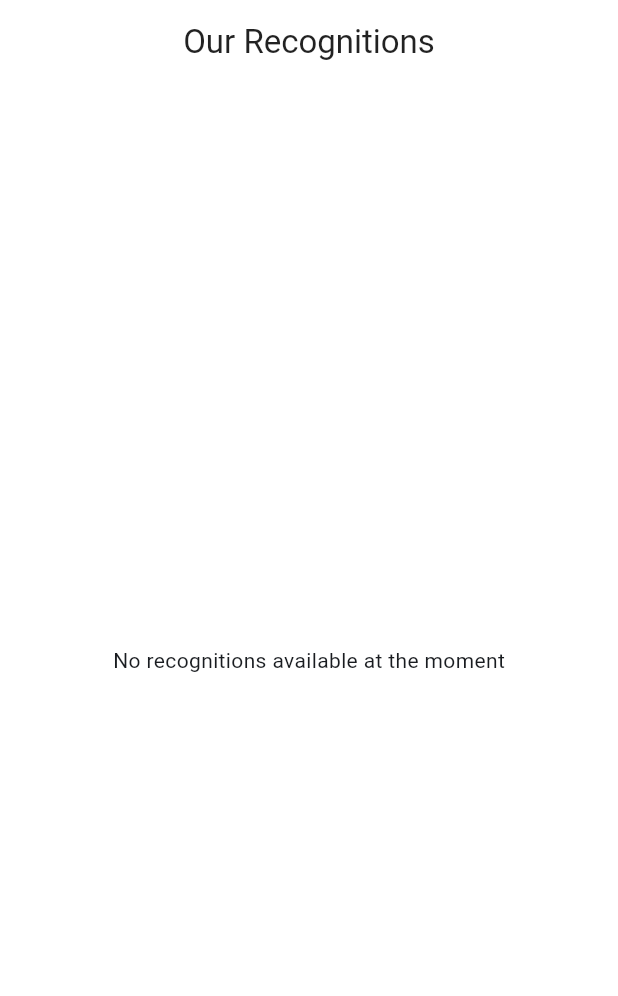
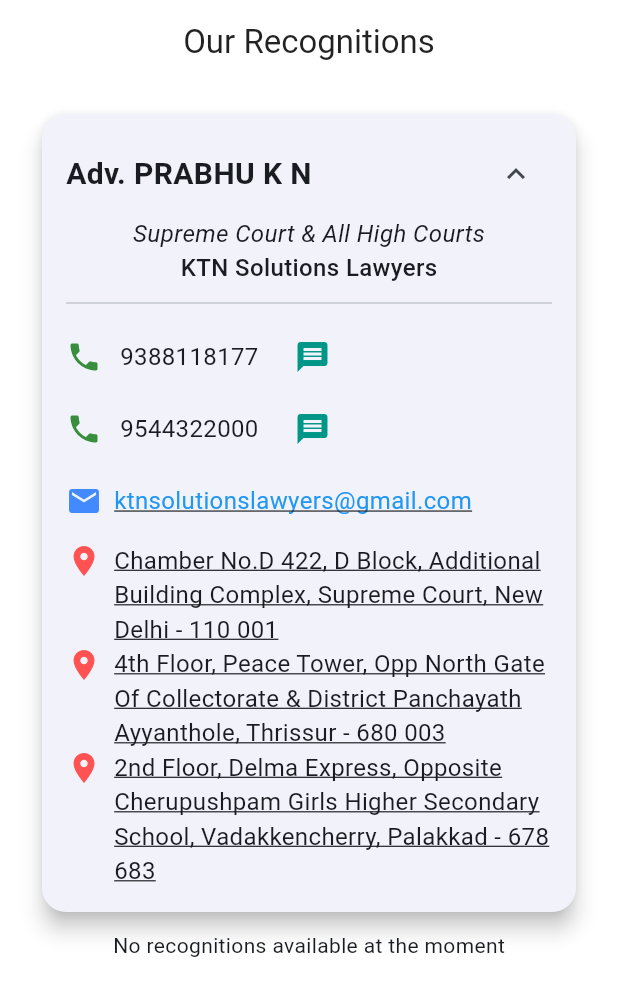
Before and after one commit to 528224/ktnsolutions, a Flutter app: the WebRecognitionsScreen screen opened directly, on a phone screen of 412 x 824 dp. Shown: the top 996 px of the screen. Run offline on Flutter 3.47's test engine with Material 3 defaults, Android fonts, the phone set to English and light mode, and no system bars; our stand-ins replace cloud_firestore, firebase_auth, firebase_core, firebase_storage, get, image_picker and 2 more; accounts and stored records are empty.

```diff
--- a/lib/screens/recognitions/web_recognitions_screen.dart
+++ b/lib/screens/recognitions/web_recognitions_screen.dart
@@ -4,6 +4,7 @@
 import 'package:url_launcher/url_launcher_string.dart';
 
 import '../../rich_text_with_multiple_color.dart';
+import '../../widgets/user_profile.dart';
 
 class WebRecognitionsScreen extends StatelessWidget {
   final RecognitionService _recognitionService = RecognitionService();
@@ -25,7 +26,22 @@
         body: Container(
           color: Colors.white,
           padding: const EdgeInsets.symmetric(horizontal: 16.0, vertical: 8.0),
-          child: FutureBuilder<List<Recognition>>(
+          child:
+          ListView(
+            children: [
+                AdvocateProfile(
+                  name: "Adv. PRABHU K N",
+                  designation: "Supreme Court & All High Courts",
+                  firmName: "KTN Solutions Lawyers",
+                  email: "ktnsolutionslawyers@gmail.com",
+                  phoneNumbers: ["9388118177", "9544322000"],
+                  offices: [
+                    "Chamber No.D 422, D Block, Additional Building Complex, Supreme Court, New Delhi - 110 001",
+                    "4th Floor, Peace Tower, Opp North Gate Of Collectorate & District Panchayath Ayyanthole, Thrissur - 680 003",
+                    "2nd Floor, Delma Express, Opposite Cherupushpam Girls Higher Secondary School, Vadakkencherry, Palakkad - 678 683",
+                  ],
+                ),
+                FutureBuilder<List<Recognition>>(
                     future: _recognitionService.getRecognitions(), // 👈 now returns Future
                     builder: (context, snapshot) {
                       if (snapshot.hasError) {
@@ -47,6 +63,7 @@
                       }
 
                       return ListView.separated(
+                        shrinkWrap: true, // let it fit inside parent ListView
                         padding: const EdgeInsets.symmetric(vertical: 8.0, horizontal: 0),
                         itemCount: recognitions.length,
                         separatorBuilder: (context, index) => const SizedBox(height: 16.0),
@@ -56,6 +73,7 @@
                       );
                     },
                   ),
+              ],)
         ),
       ),
     );
--- /dev/null
+++ b/lib/widgets/user_profile.dart
@@ -0,0 +1,157 @@
+import 'package:flutter/material.dart';
+import 'package:url_launcher/url_launcher.dart';
+
+class AdvocateProfile extends StatefulWidget {
+  final String name;
+  final String designation;
+  final String firmName;
+  final String email;
+  final List<String> phoneNumbers; // multiple phones
+  final List<String> offices; // multiple offices
+
+  const AdvocateProfile({
+    super.key,
+    required this.name,
+    required this.designation,
+    required this.firmName,
+    required this.email,
+    required this.phoneNumbers,
+    required this.offices,
+  });
+
+  @override
+  State<AdvocateProfile> createState() => _AdvocateProfileState();
+}
+
+class _AdvocateProfileState extends State<AdvocateProfile> {
+  bool _expanded = true;
+
+  Future<void> _launchUrl(String url) async {
+    final Uri uri = Uri.parse(url);
+    if (!await launchUrl(uri, mode: LaunchMode.externalApplication)) {
+      throw Exception("Could not launch $url");
+    }
+  }
+
+  Widget _buildPhoneRow(String phone) {
+    return Wrap(
+      spacing: 12,
+      crossAxisAlignment: WrapCrossAlignment.center,
+      children: [
+        Icon(Icons.phone, color: Colors.green[700]),
+        GestureDetector(
+          onTap: () => _launchUrl("tel:$phone"),
+          child: Text(phone, style: const TextStyle(fontSize: 16)),
+        ),
+        IconButton(
+          icon: const Icon(Icons.message, color: Colors.teal),
+          onPressed: () => _launchUrl("https://wa.me/$phone"),
+        ),
+      ],
+    );
+  }
+
+  Widget _buildOfficeRow(String office) {
+    return GestureDetector(
+      onTap: () => _launchUrl(
+          "https://www.google.com/maps/search/?api=1&query=${Uri.encodeComponent(office)}"),
+      child: Row(
+        crossAxisAlignment: CrossAxisAlignment.start,
+        children: [
+          const Icon(Icons.location_on, color: Colors.redAccent),
+          const SizedBox(width: 8),
+          Expanded(
+            child: Text(
+              office,
+              style: const TextStyle(fontSize: 16, decoration: TextDecoration.underline),
+            ),
+          ),
+        ],
+      ),
+    );
+  }
+
+  @override
+  Widget build(BuildContext context) {
+    final isWide = MediaQuery.of(context).size.width > 600;
+
+    return Card(
+      shape: RoundedRectangleBorder(borderRadius: BorderRadius.circular(16)),
+      elevation: 6,
+      margin: const EdgeInsets.all(12),
+      child: Padding(
+        padding: const EdgeInsets.all(16.0),
+        child: Column(
+          children: [
+            // Header with expand/collapse button
+            Row(
+              children: [
+                Expanded(
+                  child: Text(
+                    widget.name,
+                    style: const TextStyle(
+                        fontSize: 20, fontWeight: FontWeight.bold),
+                  ),
+                ),
+                IconButton(
+                  icon: Icon(_expanded ? Icons.expand_less : Icons.expand_more),
+                  onPressed: () {
+                    setState(() {
+                      _expanded = !_expanded;
+                    });
+                  },
+                )
+              ],
+            ),
+            if (_expanded) ...[
+              const SizedBox(height: 4),
+              Text(widget.designation,
+                  style: const TextStyle(
+                      fontSize: 16, fontStyle: FontStyle.italic)),
+              Text(widget.firmName,
+                  style: const TextStyle(
+                      fontSize: 16, fontWeight: FontWeight.w500)),
+              const Divider(height: 24),
+
+              // Phones
+              Align(
+                alignment: Alignment.centerLeft,
+                child: Column(
+                  crossAxisAlignment: CrossAxisAlignment.start,
+                  children: widget.phoneNumbers.map(_buildPhoneRow).toList(),
+                ),
+              ),
+              const SizedBox(height: 12),
+
+              // Email
+              Row(
+                children: [
+                  const Icon(Icons.email, color: Colors.blueAccent),
+                  const SizedBox(width: 8),
+                  GestureDetector(
+                    onTap: () => _launchUrl("mailto:${widget.email}"),
+                    child: Text(widget.email,
+                        style: const TextStyle(
+                            fontSize: 16,
+                            color: Colors.blue,
+                            decoration: TextDecoration.underline)),
+                  )
+                ],
+              ),
+              const SizedBox(height: 16),
+
+              // Offices
+              Align(
+                alignment: Alignment.centerLeft,
+                child: Column(
+                  crossAxisAlignment: CrossAxisAlignment.start,
+                  children: widget.offices.map(_buildOfficeRow).toList(),
+                ),
+              ),
+            ],
+          ],
+        ),
+      ),
+    );
+  }
+}
```
Lines whose indentation alone changed are shown as unchanged.
